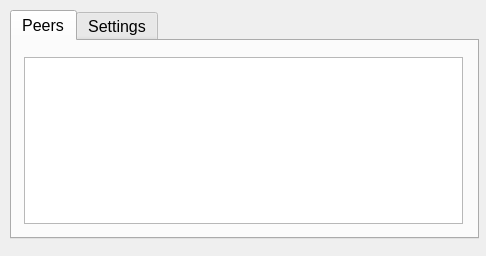
Above: lib/view/SellerTorrentPluginDialog.ui from RdeWilde/JoyStream before the change. Below: the same form after it.
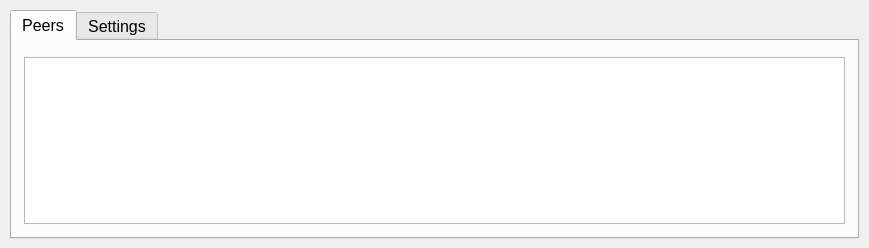
That is the form after the change.

What changed in the file:
```diff
--- a/lib/view/SellerTorrentPluginDialog.ui
+++ b/lib/view/SellerTorrentPluginDialog.ui
@@ -6,8 +6,8 @@
    <rect>
     <x>0</x>
     <y>0</y>
-    <width>486</width>
-    <height>256</height>
+    <width>869</width>
+    <height>248</height>
    </rect>
   </property>
   <property name="windowTitle">
@@ -18,7 +18,7 @@
     <rect>
      <x>10</x>
      <y>10</y>
-     <width>469</width>
+     <width>849</width>
      <height>229</height>
     </rect>
    </property>
@@ -39,7 +39,7 @@
       <rect>
        <x>12</x>
        <y>16</y>
-       <width>439</width>
+       <width>821</width>
        <height>167</height>
       </rect>
      </property>
```
Left out of the diff: 2 changed lines with no effect on the pictures.
